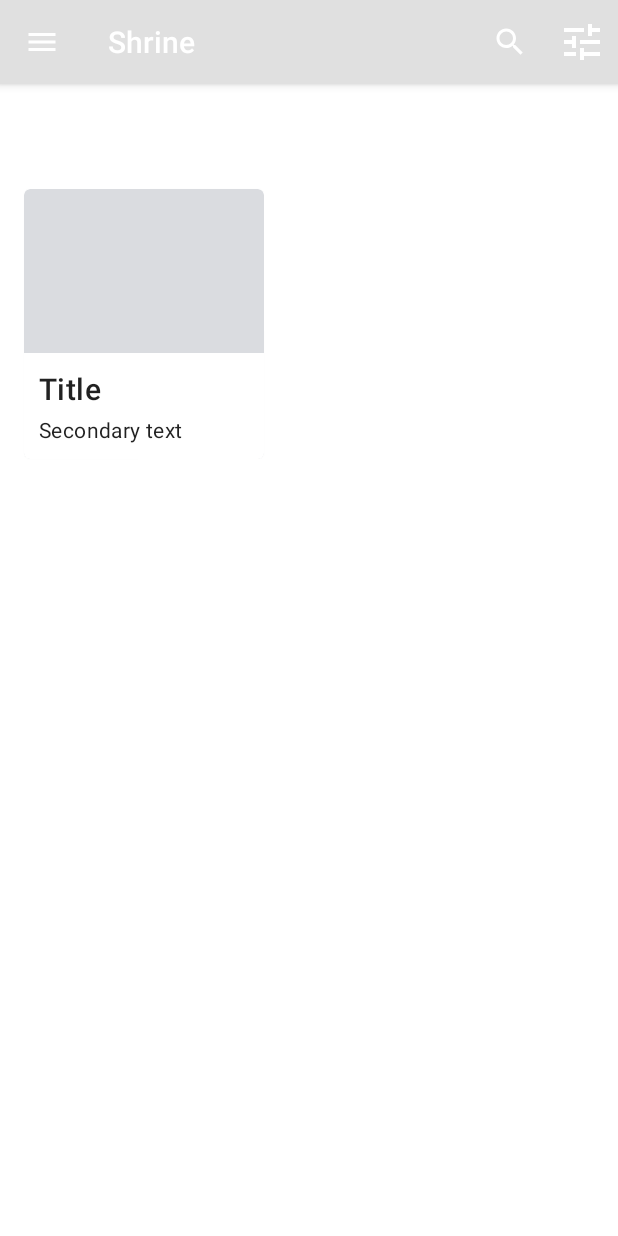
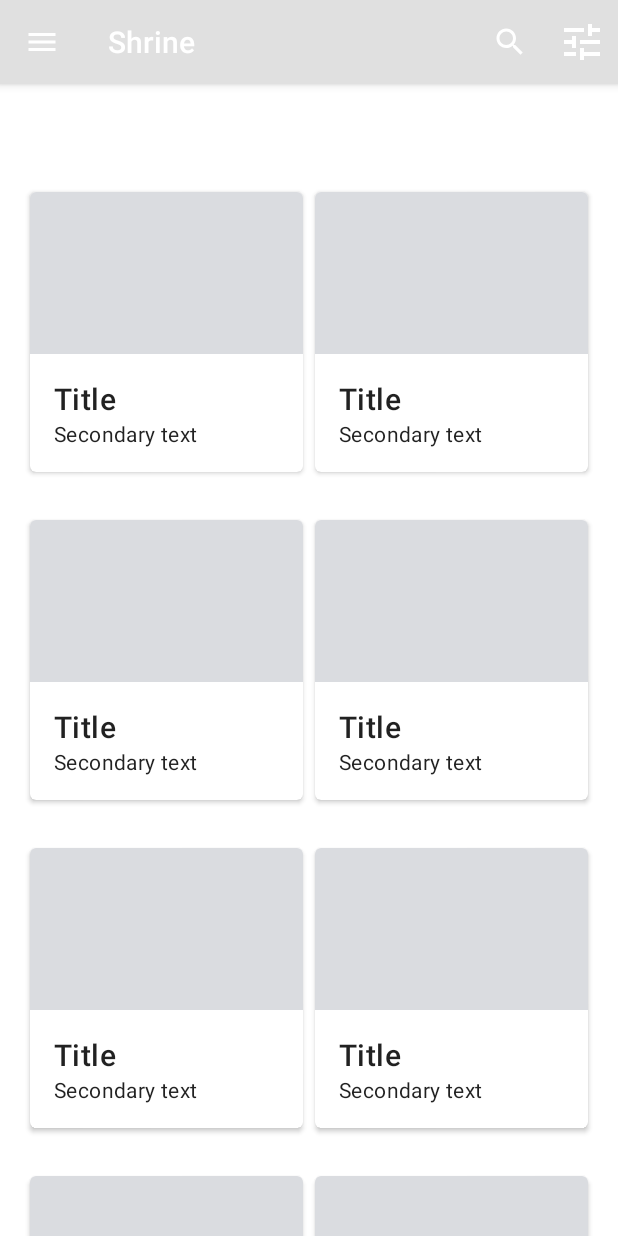
Before and after one commit to johnburitto/MaterialComponentsShine, an Android app: the fragment ProductGridFragment placed in its activity, on a phone screen of 412 x 824 dp. Run offline under Robolectric (Android 15) with nearby library versions, the phone set to English and light mode, and no system bars; our stand-ins replace Volley.

Commit message:
Add frid of Card by using RecycleView

```diff
--- a/app/src/main/java/com/google/codelabs/mdc/kotlin/shrine/ProductCardRecyclerViewAdapter.kt
+++ b/app/src/main/java/com/google/codelabs/mdc/kotlin/shrine/ProductCardRecyclerViewAdapter.kt
@@ -10,9 +10,9 @@ import com.google.codelabs.mdc.kotlin.shrine.network.ProductEntry
  * Adapter used to show a simple grid of products.
  */
 class ProductCardRecyclerViewAdapter(private val productList: List<ProductEntry>) : RecyclerView.Adapter<ProductCardViewHolder>() {
-
     override fun onCreateViewHolder(parent: ViewGroup, viewType: Int): ProductCardViewHolder {
         val layoutView = LayoutInflater.from(parent.context).inflate(R.layout.shr_product_card, parent, false)
+
         return ProductCardViewHolder(layoutView)
     }
 
--- a/app/src/main/java/com/google/codelabs/mdc/kotlin/shrine/ProductGridFragment.kt
+++ b/app/src/main/java/com/google/codelabs/mdc/kotlin/shrine/ProductGridFragment.kt
@@ -4,6 +4,9 @@ import android.os.Bundle
 import android.view.*
 import androidx.appcompat.app.AppCompatActivity
 import androidx.fragment.app.Fragment
+import androidx.recyclerview.widget.GridLayoutManager
+import androidx.recyclerview.widget.RecyclerView
+import com.google.codelabs.mdc.kotlin.shrine.network.ProductEntry
 import kotlinx.android.synthetic.main.shr_product_grid_fragment.view.*
 
 class ProductGridFragment : Fragment() {
@@ -21,6 +24,18 @@ class ProductGridFragment : Fragment() {
 
         (activity as AppCompatActivity).setSupportActionBar(view.app_bar)
 
+        view.recycler_view.setHasFixedSize(true)
+        view.recycler_view.layoutManager = GridLayoutManager(context, 2, RecyclerView.VERTICAL, false)
+
+        val adapter = ProductCardRecyclerViewAdapter(ProductEntry.initProductEntryList(resources))
+
+        view.recycler_view.adapter = adapter
+
+        val largePadding = resources.getDimensionPixelSize(R.dimen.shr_product_grid_spacing)
+        val smallPadding = resources.getDimensionPixelSize(R.dimen.shr_product_grid_spacing_small)
+
+        view.recycler_view.addItemDecoration(ProductGridItemDecoration(largePadding, smallPadding))
+
         return view
     }
 
--- a/app/src/main/res/layout/shr_product_card.xml
+++ b/app/src/main/res/layout/shr_product_card.xml
@@ -1,5 +1,5 @@
 <?xml version="1.0" encoding="utf-8"?>
-<android.support.design.card.MaterialCardView xmlns:android="http://schemas.android.com/apk/res/android"
+<com.google.android.material.card.MaterialCardView xmlns:android="http://schemas.android.com/apk/res/android"
     xmlns:app="http://schemas.android.com/apk/res-auto"
     android:layout_width="match_parent"
     android:layout_height="wrap_content"
@@ -40,4 +40,4 @@
                 android:textAppearance="?attr/textAppearanceBody2" />
         </LinearLayout>
     </LinearLayout>
-</android.support.design.card.MaterialCardView>
+</com.google.android.material.card.MaterialCardView>
--- a/app/src/main/res/layout/shr_product_grid_fragment.xml
+++ b/app/src/main/res/layout/shr_product_grid_fragment.xml
@@ -24,38 +24,20 @@
                 app:navigationIcon="@drawable/shr_menu" />
         </com.google.android.material.appbar.AppBarLayout>
 
-        <com.google.android.material.card.MaterialCardView
-            android:layout_width="160dp"
-            android:layout_height="180dp"
-            android:layout_marginBottom="16dp"
-            android:layout_marginLeft="16dp"
-            android:layout_marginRight="16dp"
-            android:layout_marginTop="70dp"
-            app:cardBackgroundColor="?attr/colorPrimaryDark"
-            app:cardCornerRadius="4dp">
+        <androidx.core.widget.NestedScrollView
+            android:layout_width="match_parent"
+            android:layout_height="match_parent"
+            android:layout_marginTop="56dp"
+            android:background="@color/productGridBackgroundColor"
+            android:paddingStart="@dimen/shr_product_grid_spacing"
+            android:paddingEnd="@dimen/shr_product_grid_spacing"
+            app:layout_behavior="@string/appbar_scrolling_view_behavior">
 
-            <LinearLayout
+            <androidx.recyclerview.widget.RecyclerView
+                android:id="@+id/recycler_view"
                 android:layout_width="match_parent"
-                android:layout_height="wrap_content"
-                android:layout_gravity="bottom"
-                android:background="#FFFFFF"
-                android:orientation="vertical"
-                android:padding="8dp">
+                android:layout_height="match_parent" />
 
-                <TextView
-                    android:layout_width="match_parent"
-                    android:layout_height="wrap_content"
-                    android:padding="2dp"
-                    android:text="@string/shr_product_title"
-                    android:textAppearance="?attr/textAppearanceHeadline6" />
-
-                <TextView
-                    android:layout_width="match_parent"
-                    android:layout_height="wrap_content"
-                    android:padding="2dp"
-                    android:text="@string/shr_product_description"
-                    android:textAppearance="?attr/textAppearanceBody2" />
-            </LinearLayout>
-        </com.google.android.material.card.MaterialCardView>
+        </androidx.core.widget.NestedScrollView>
     </LinearLayout>
 </FrameLayout>
```
